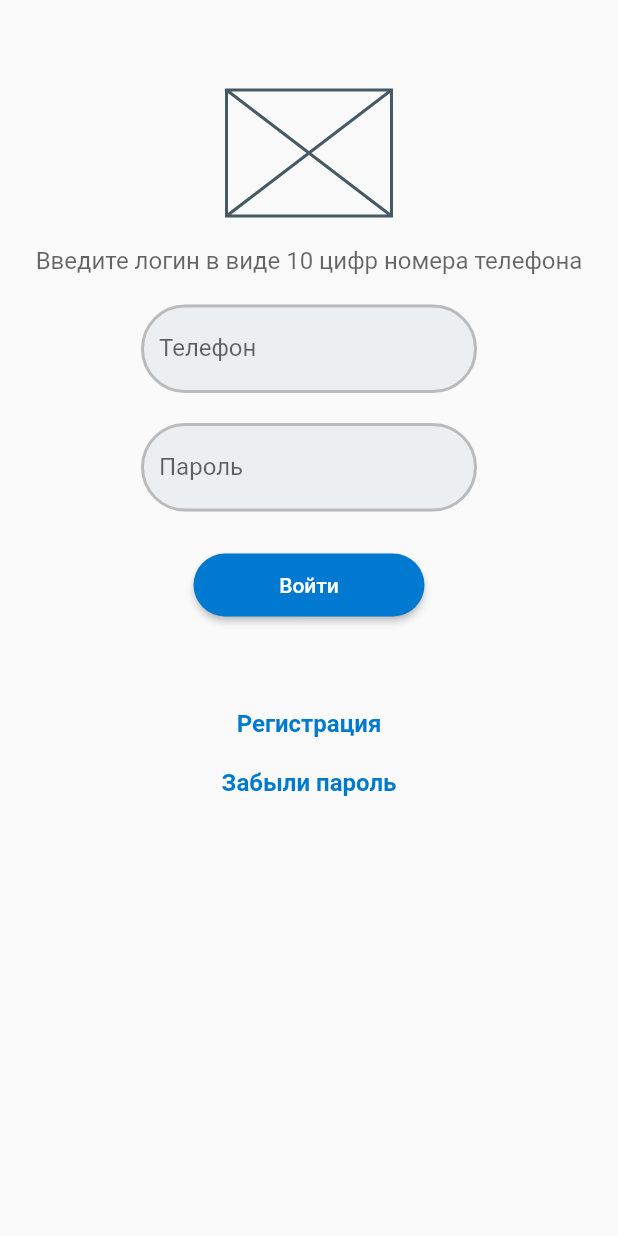
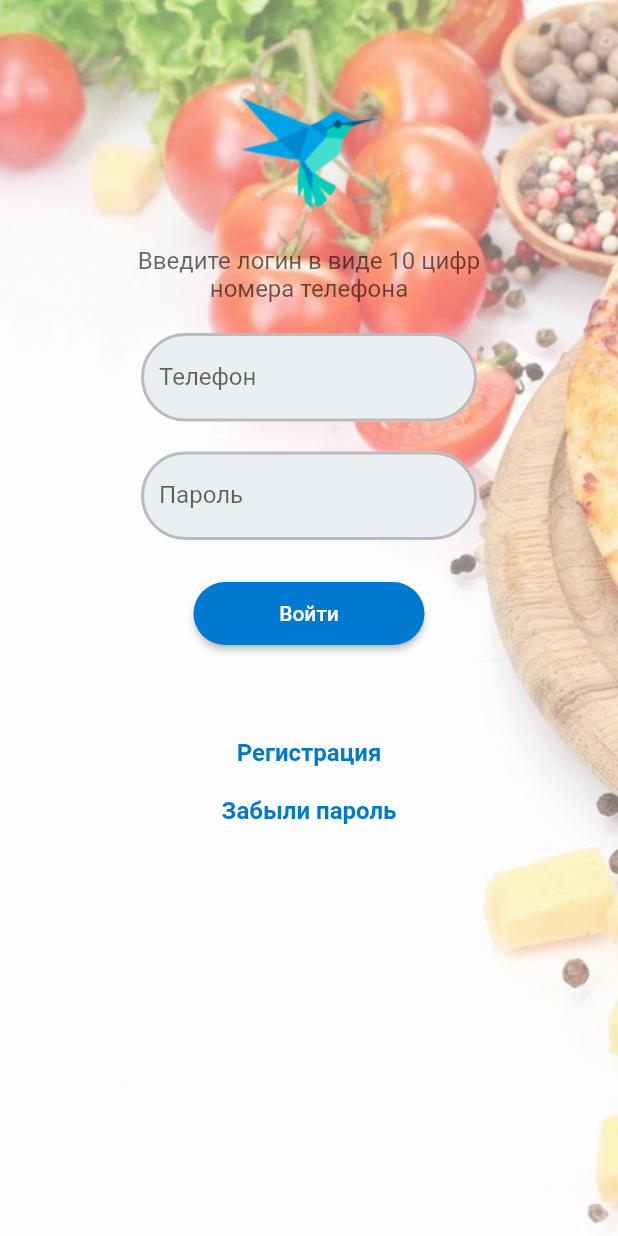
Before and after one commit to iswift-ru/flutter_first_project, a Flutter app: the screen it shows after launch, on a phone screen of 412 x 824 dp. Run offline on Flutter 3.47's test engine with Material 2 defaults, Android fonts, the phone set to English and light mode, and no system bars.

Commit message:
Добавлен логотип, добавлен фон, перенос текста и выравнивание по середине

```diff
--- a/lib/main.dart
+++ b/lib/main.dart
@@ -25,13 +25,22 @@ class MyApp extends StatelessWidget {
     return MaterialApp(
       home: Scaffold(
           body: Container(
+            decoration: const BoxDecoration(
+              image: DecorationImage(
+                image: AssetImage('assets/images/background.jpg'),
+                fit: BoxFit.cover,
+                opacity: 0.6,
+              )
+            ),
             width: double.infinity,
             child: Column(children: [
               SizedBox(height: 60,),
-              SizedBox(width: 110, height: 84, child: Placeholder(),),
+              const SizedBox(width: 110, height: 84, child: Image(image: AssetImage('assets/dart-logo.png'),),),
               SizedBox(height: 20,),
-              Text('Введите логин в виде 10 цифр номера телефона',
-                style: TextStyle(fontSize: 16, color: Color.fromRGBO(0, 0, 0, 0.6)),),
+              const Text('Введите логин в виде 10 цифр\nномера телефона',
+                style: TextStyle(fontSize: 16, color: Color.fromRGBO(0, 0, 0, 0.6)),
+                textAlign: TextAlign.center,),
+
               SizedBox(height: 20,),
               const SizedBox(width: 224,
                 child: TextField(
--- a/pubspec.yaml
+++ b/pubspec.yaml
@@ -57,6 +57,9 @@ flutter:
   # the material Icons class.
   uses-material-design: true
 
+  assets:
+    - assets/dart-logo.png
+    - assets/images/background.jpg
   # To add assets to your application, add an assets section, like this:
   # assets:
   #   - images/a_dot_burr.jpeg
```
Also changed, not shown: assets/dart-logo.png (added), assets/images/background.jpg (added).
